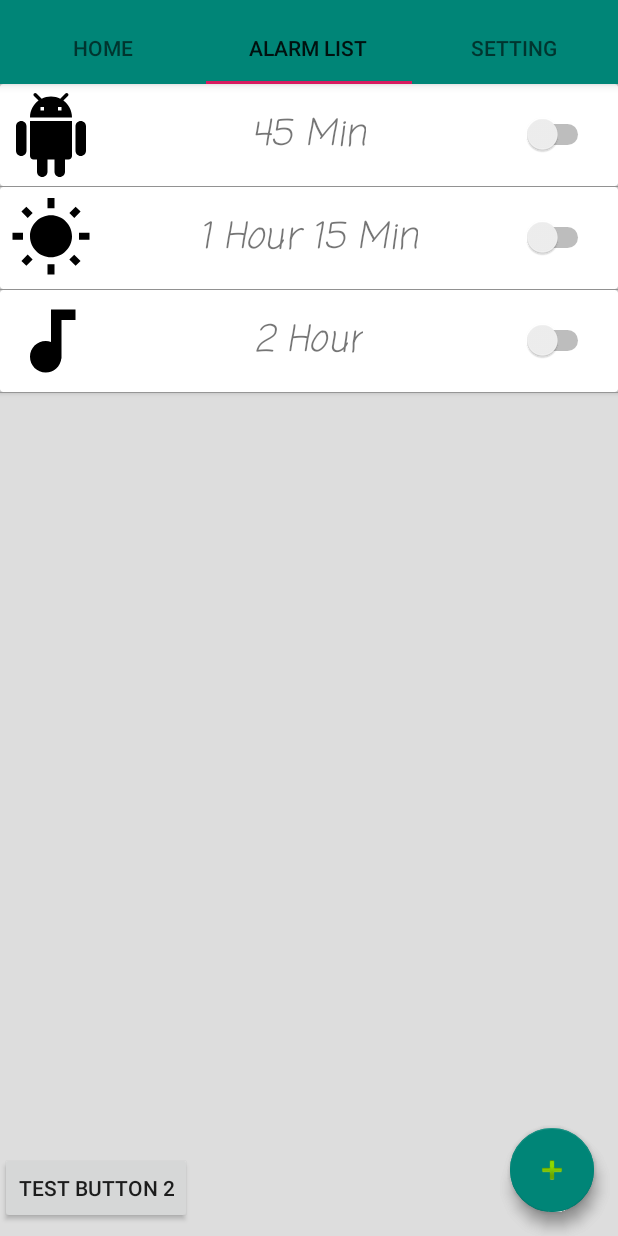
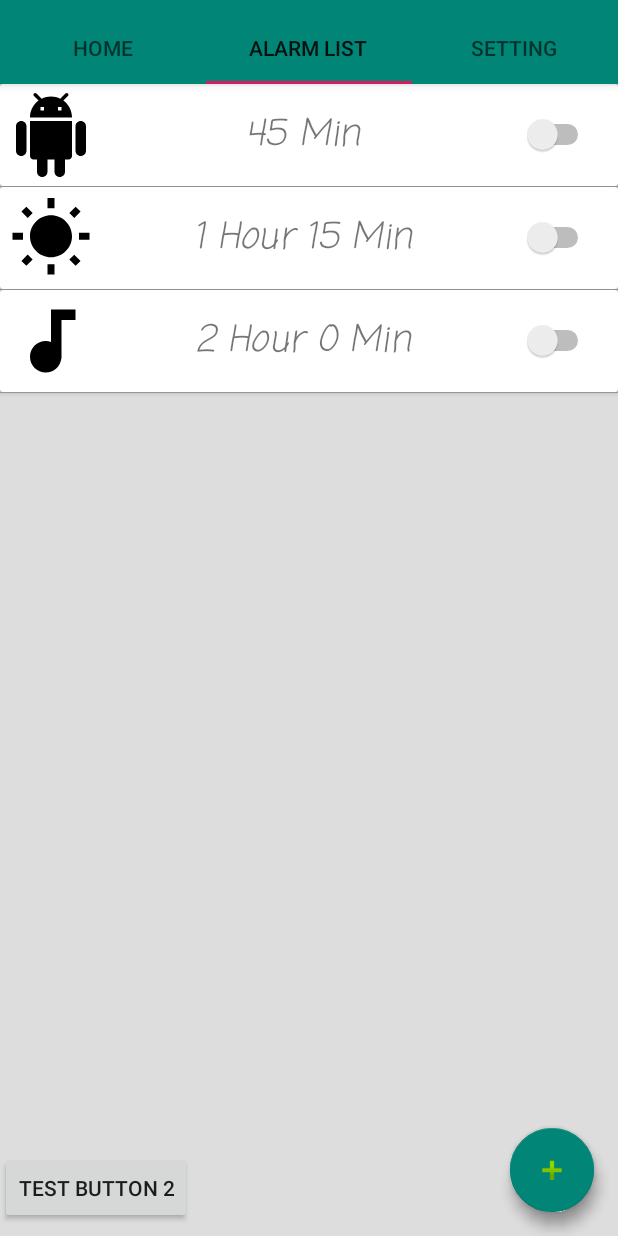
Before and after one commit to BTNM/DrinkWater2, an Android app: the screen it shows after launch (MainActivity), tab 2 chosen, on a phone screen of 412 x 824 dp. Run offline under Robolectric (Android 15) with nearby library versions, the phone set to English and light mode, and no system bars.

Commit message:
somewhat working alarm notification in both fragments

```diff
--- a/app/src/main/java/com/example/btnm/drinkwater2/AlarmItem.java
+++ b/app/src/main/java/com/example/btnm/drinkwater2/AlarmItem.java
@@ -20,12 +20,6 @@ public class AlarmItem {
     public AlarmItem(int imageID, String repeatingAlarmTime) {
         this.imageID = imageID;
         this.repeatingAlarmTime = repeatingAlarmTime;
-    }
-
-    public AlarmItem(int imageID, String repeatingAlarmTime, Switch activeSwitch) {
-        this.imageID = imageID;
-        this.repeatingAlarmTime = repeatingAlarmTime;
-        this.activeSwitch = activeSwitch;
     }
 
     public int getImageID() {
--- a/app/src/main/java/com/example/btnm/drinkwater2/MainActivity.java
+++ b/app/src/main/java/com/example/btnm/drinkwater2/MainActivity.java
@@ -47,7 +47,7 @@ public class MainActivity extends AppCompatActivity {
         TabLayout tableLayout = (TabLayout) findViewById(R.id.allTabs);
         tableLayout.setupWithViewPager(mViewPager);
 
-        System.out.println(" app context 1: "+ getApplicationContext() );
+//        System.out.println(" app context 1: "+ getApplicationContext() );
 
 
 
--- a/app/src/main/java/com/example/btnm/drinkwater2/RecycleViewAdapter.java
+++ b/app/src/main/java/com/example/btnm/drinkwater2/RecycleViewAdapter.java
@@ -15,17 +15,18 @@ import java.util.List;
 // Setup recycleview adapter class
 public class RecycleViewAdapter extends RecyclerView.Adapter<RecycleViewAdapter.RecycleViewHolder> {
 
-    private List<AlarmItem> listData = new ArrayList<AlarmItem>();
+    private List<AlarmItem> listData;
     private AlarmDatabase alarmDatabase;
     private ArrayList<Integer> alarmRequestCodeList = new ArrayList<>();
 
-    // the layout and content of an each item in the recycleview
-    // takes the info from view in xml into each element in the recycleview
+    /**
+     *  the layout and content of an each item in the recycleview
+     *  takes the info from view in xml into each element in the recycleview
+     */
     public static class RecycleViewHolder extends RecyclerView.ViewHolder {
         public ImageView imageView;
         private TextView repeatingAlarmTime;
         private Switch activeSwitch;
-
 //        public TextView txtDescription1;
 //        public TextView txtDescription2;
 
@@ -41,19 +42,28 @@ public class RecycleViewAdapter extends RecyclerView.Adapter<RecycleViewAdapter.
         }
     }
 
-    //Takes a List<Model> as a parameter which is the data to display
+    /**
+     * Takes a List<Model> as a parameter which is the data to display
+     * @param listData list of all items in the recycle view
+     */
     public RecycleViewAdapter(List<AlarmItem> listData) {
         this.listData = listData;
 
     }
 
-    // this method is responsible for creating our ViewHolder
+    /**
+     * this method is responsible for creating our ViewHolder
+     *
+     * Create a View by inflating our XML layout
+     * Return an instance of our ViewHolder while passing the previously created view as parameter.
+     * inflate layout from xml file into each alarm element
+     * @param viewGroup
+     * @param i
+     * @return return recycleView Holder with the inflated layout
+     */
     @NonNull
     @Override
     public RecycleViewHolder onCreateViewHolder(@NonNull ViewGroup viewGroup, int i) {
-        //    Create a View by inflating our XML layout
-        //    Return an instance of our ViewHolder while passing the previously created view as parameter.
-        //    inflate layout from xml file into each alarm element
         LayoutInflater inflater = LayoutInflater.from(viewGroup.getContext() );
         View itemView = inflater.inflate(R.layout.alarm_item, viewGroup, false);
 
@@ -64,38 +74,76 @@ public class RecycleViewAdapter extends RecyclerView.Adapter<RecycleViewAdapter.
         return recycleViewHolder;
     }
 
-    //method binds our ViewHolder with the model, which each item in recycleview has
+    /**
+     * method binds our ViewHolder with the model, which each item in recycleview has
+     * Cast the RecyclerView.ViewHolder to the ViewHolder that we’ve created
+     * Use the helper bindData method to actually connect the model and UI
+     * on each alarm element take image and txt
+     * @param recycleViewHolder
+     * @param i
+     */
     @Override
     public void onBindViewHolder(@NonNull RecycleViewHolder recycleViewHolder, int i) {
-        //    Cast the RecyclerView.ViewHolder to the ViewHolder that we’ve created
-        //    Use the helper bindData method to actually connect the model and UI
-        //    on each alarm element take image and txt
 //        AlarmItem dataItem = listData.get(i);
 
         recycleViewHolder.imageView.setImageResource(listData.get(i).getImageID() );
-        recycleViewHolder.repeatingAlarmTime.setText(listData.get(i).getRepeatingAlarmTime() );
+
+        String timeLabelFromAlarmItem = listData.get(i).getRepeatingAlarmTime();
+        String[] alarmTime = timeLabelFromAlarmItem.split(" ");
+        int hour = Integer.parseInt(alarmTime[0]);
+        int minute = Integer.parseInt(alarmTime[1]);
+        recycleViewHolder.repeatingAlarmTime.setText( outputItemTimeLabel(hour, minute) );
+//        System.out.println("output of text label of alarm item :"+ timeLabelFromAlarmItem+ " split temp :" + alarmTime[0] + " " +alarmTime[1] );
 
         recycleViewHolder.activeSwitch.setOnCheckedChangeListener((buttonView, isChecked) -> {
             if (isChecked) {
-                // it works for now
-                System.out.println("test switch in recycleview for true");
-                alarmDatabase.startAlarmWithRequestCode( 0,15);
+                // possible to set alarm right here and cancel it , but wont have anything to do with alarmFragment actitivity
+
+                System.out.println("test hour :" + hour + " minute :" + minute);
+                alarmDatabase.startAlarmWithRequestCode(hour, minute);
 
             } else {
-                System.out.println("test switch in recycleview for false");
-                alarmDatabase.cancelAlarm(0,15);
+//                System.out.println("test switch in recycleview for false");
+                alarmDatabase.cancelAlarm(hour, minute);
+
             }
 
         });
 //        recycleViewHolder.activeSwitch.setChecked(listData.get(i).getActiveSwitch().isChecked() );
-
 
 //        recycleViewHolder.txtDescription1.setText(listData.get(i).getDescription1() );
 //        recycleViewHolder.txtDescription2.setText(listData.get(i).getDescription2() );
 
     }
 
-    //how many records do we have to display
+    /**
+     * takes in time period as parameter to output string text as label for the alarm item
+     * @param hourDuration
+     * @param minuteDuration
+     * @return
+     */
+    private String outputItemTimeLabel(int hourDuration, int minuteDuration) {
+        StringBuilder stringBuilder = new StringBuilder();
+        String hour = " Hour ";
+        String minute = " Min ";
+
+        if (hourDuration == 0) {
+            stringBuilder.append(minuteDuration);
+            stringBuilder.append(minute);
+        } else {
+            stringBuilder.append(hourDuration);
+            stringBuilder.append(hour);
+            stringBuilder.append(minuteDuration);
+            stringBuilder.append(minute);
+        }
+
+        return stringBuilder.toString();
+    }
+
+    /**
+     * how many records do we have to display
+     * @return
+     */
     @Override
     public int getItemCount() {
         return listData.size();
--- a/app/src/main/java/com/example/btnm/drinkwater2/tabFragments/AlarmsFragment.java
+++ b/app/src/main/java/com/example/btnm/drinkwater2/tabFragments/AlarmsFragment.java
@@ -14,6 +14,7 @@ import android.view.LayoutInflater;
 import android.view.View;
 import android.view.ViewGroup;
 
+import com.example.btnm.drinkwater2.AlarmDatabase;
 import com.example.btnm.drinkwater2.AlarmItem;
 import com.example.btnm.drinkwater2.R;
 import com.example.btnm.drinkwater2.RecycleViewAdapter;
@@ -31,9 +32,12 @@ public class AlarmsFragment extends Fragment {
 
     private List<AlarmItem> listData = new ArrayList<AlarmItem>();
 
+//    private AlarmDatabase alarmDatabase;
+    private ArrayList<Integer> alarmRequestCodeList = new ArrayList<>();
+
     private int iconPosition, hourDuration, minuteDuration;
+    private FloatingActionButton floatingButton;
 
-    private FloatingActionButton floatingButton;
 
     @Nullable
     @Override
@@ -44,12 +48,20 @@ public class AlarmsFragment extends Fragment {
         initData();
         initRecycleView(view);
 
+//        alarmDatabase = new AlarmDatabase(getContext(), alarmRequestCodeList);
+
         setupButton(view);
 
 
         return view;
     }
 
+
+    /**
+     * @param requestCode
+     * @param resultCode
+     * @param data
+     */
     @Override
     public void onActivityResult(int requestCode, int resultCode, Intent data) {
         if (requestCode == REQUEST_CODE_ALARMDATA) {
@@ -66,8 +78,11 @@ public class AlarmsFragment extends Fragment {
                 hourDuration = Integer.parseInt(hourDur);
                 minuteDuration = Integer.parseInt(minuteDur);
 
+
+
                 // add new alarm item to recycleview from activity
-                listData.add(new AlarmItem(iconPosition, outputItemTimeLabel(hourDuration, minuteDuration)) );
+                AlarmItem tempAlarmItem = new AlarmItem(iconPosition, (hourDur+" "+minuteDur) );
+                listData.add(tempAlarmItem);
 
                 // notify adapter to update recycleview
                 adapter.notifyDataSetChanged();
@@ -89,23 +104,23 @@ public class AlarmsFragment extends Fragment {
         } );
     }
 
-    private String outputItemTimeLabel(int hourDuration, int minuteDuration) {
-        StringBuilder stringBuilder = new StringBuilder();
-        String hour = " Hour ";
-        String minute = " Min ";
-
-        if (hourDuration == 0) {
-            stringBuilder.append(minuteDuration);
-            stringBuilder.append(minute);
-        } else {
-            stringBuilder.append(hourDuration);
-            stringBuilder.append(hour);
-            stringBuilder.append(minuteDuration);
-            stringBuilder.append(minute);
-        }
-
-        return stringBuilder.toString();
-    }
+//    private String outputItemTimeLabel(int hourDuration, int minuteDuration) {
+//        StringBuilder stringBuilder = new StringBuilder();
+//        String hour = " Hour ";
+//        String minute = " Min ";
+//
+//        if (hourDuration == 0) {
+//            stringBuilder.append(minuteDuration);
+//            stringBuilder.append(minute);
+//        } else {
+//            stringBuilder.append(hourDuration);
+//            stringBuilder.append(hour);
+//            stringBuilder.append(minuteDuration);
+//            stringBuilder.append(minute);
+//        }
+//
+//        return stringBuilder.toString();
+//    }
 
     private void initRecycleView(View view) {
         recyclerView = (RecyclerView)  view.findViewById(R.id.recycler);
@@ -126,13 +141,9 @@ public class AlarmsFragment extends Fragment {
 
     private void initData() {
 
-//        listData.add(new AlarmItem(R.drawable.ic_android,"Android Icon"));
-//        listData.add(new AlarmItem(R.drawable.ic_sun,"Sun Icon" ));
-//        listData.add(new AlarmItem(R.drawable.ic_audio,"Audio Icon"));
-
-        listData.add(new AlarmItem(R.drawable.ic_android,"45 Min"));
-        listData.add(new AlarmItem(R.drawable.ic_sun,"1 Hour 15 Min" ));
-        listData.add(new AlarmItem(R.drawable.ic_audio,"2 Hour"));
+        listData.add(new AlarmItem(R.drawable.ic_android,"0 45"));
+        listData.add(new AlarmItem(R.drawable.ic_sun,"1 15" ));
+        listData.add(new AlarmItem(R.drawable.ic_audio,"2 0"));
 
 //        listData.add(new AlarmItem(R.drawable.water_drop_icon,"WaterDrop"," Line 1") );
 //        listData.add(new AlarmItem(R.drawable.water_droplet2,"WaterDrop2 for testing"," Line 1" ) );
--- a/app/src/main/java/com/example/btnm/drinkwater2/tabFragments/HomeFragment.java
+++ b/app/src/main/java/com/example/btnm/drinkwater2/tabFragments/HomeFragment.java
@@ -110,10 +110,8 @@ public class HomeFragment extends Fragment {
         toggle1h.setOnCheckedChangeListener( ((buttonView, isChecked) -> {
             if (isChecked) {
 //                checkSwitches(toggle1h);
-//                startAlarmWithRequestCode(20);
                 alarmDatabase.startAlarmWithRequestCode(1,0);
             } else {
-//                cancelAlarm();
                 alarmDatabase.cancelAlarm(1, 0);
             }
         }));
@@ -122,10 +120,8 @@ public class HomeFragment extends Fragment {
         toggle1_5h.setOnCheckedChangeListener( ((buttonView, isChecked) -> {
             if (isChecked) {
                 checkSwitches(toggle1_5h);
-//                startAlarm();
                 alarmDatabase.startAlarmWithRequestCode(1,30);
             } else {
-//                cancelAlarm();
                 alarmDatabase.cancelAlarm(1, 30);
             }
         }));
@@ -134,10 +130,8 @@ public class HomeFragment extends Fragment {
         toggle2h.setOnCheckedChangeListener( ((buttonView, isChecked) -> {
             if (isChecked) {
                 checkSwitches(toggle2h);
-//                startAlarm();
                 alarmDatabase.startAlarmWithRequestCode(2,0);
             } else {
-//                cancelAlarm();
                 alarmDatabase.cancelAlarm(2, 0);
             }
         }));
```
Also changed, not shown: app/src/main/java/com/example/btnm/drinkwater2/AlarmDatabase.java (+27 -3 lines), app/src/main/java/com/example/btnm/drinkwater2/tabFragments/AddAlarmActivity.java (+7 -2 lines).
